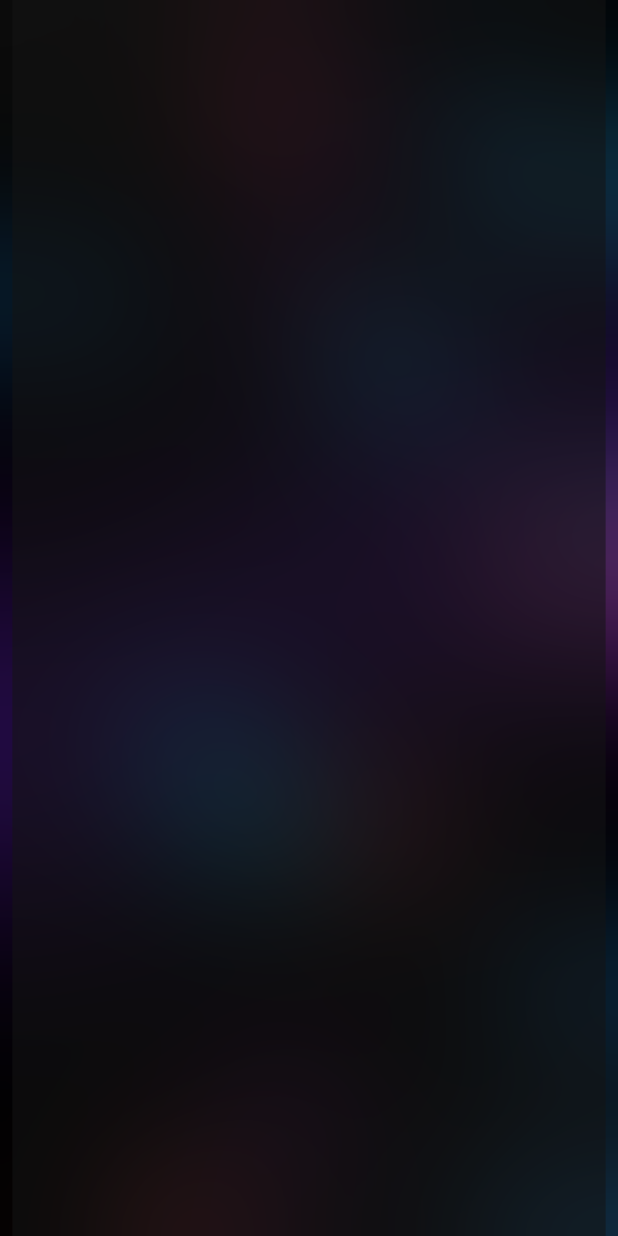
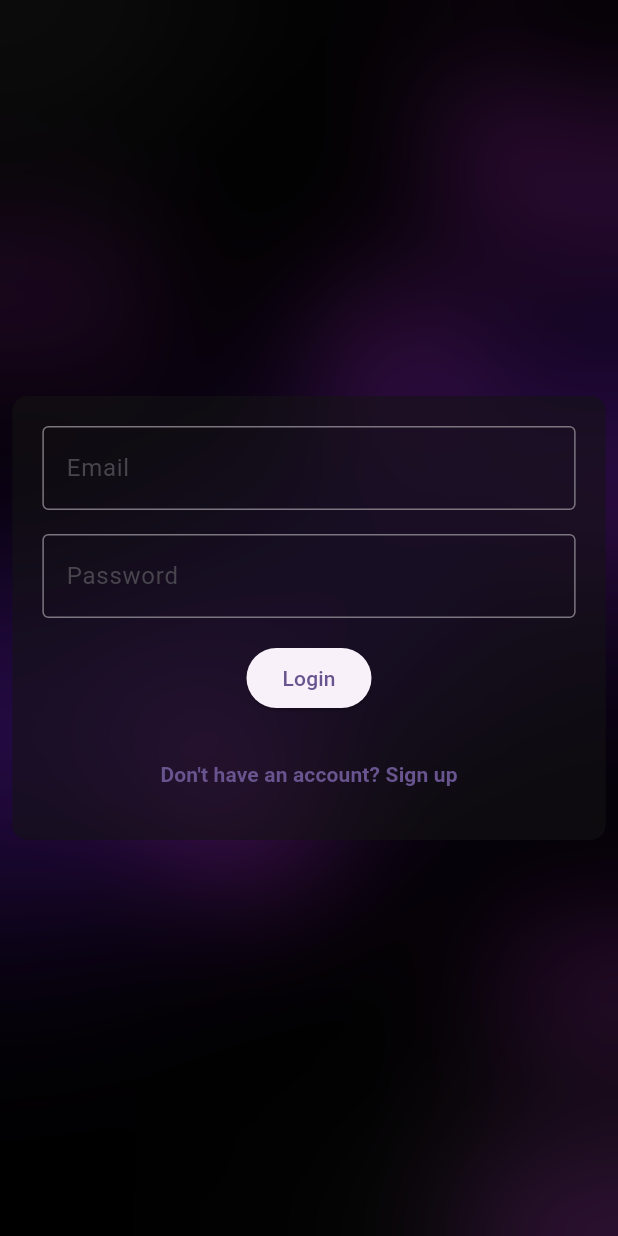
Before and after one commit to youssefdawood197/Blaze-test, a Flutter app: the screen it shows after launch, on a phone screen of 412 x 824 dp. Run offline on Flutter 3.47's test engine with Material 3 defaults, Android fonts, the phone set to English and light mode, and no system bars.

Commit message:
first login

```diff
--- a/lib/Authntication/Login_Page.dart
+++ b/lib/Authntication/Login_Page.dart
@@ -3,30 +3,127 @@ import 'dart:ui';
 import 'package:flutter/material.dart';
 import 'package:test_social_store/Base%20Scaffold/BaseScaffold.dart';
 
-class Login_Page extends StatelessWidget{
+class Login_Page extends StatelessWidget {
   @override
   Widget build(BuildContext context) {
     final screenWidth = MediaQuery.of(context).size.width;
 
-    return DynamicBackground(
-      child:Center(
-      child: Container(
-        margin: EdgeInsets.symmetric(horizontal: screenWidth * 0.02), // 2% margin on each side
-        width: screenWidth,
-        child: BackdropFilter(
-          filter: ImageFilter.blur(sigmaX: 0.0, sigmaY: 00.0),
-          child: Container(
-            color: const Color.fromARGB(144, 19, 19, 19),
+    return Scaffold(
+      body: DynamicBackground(
+        child: Center(
+          child: SingleChildScrollView(
+            child: Container(
+              margin: EdgeInsets.symmetric(horizontal: screenWidth * 0.02),
+              width: screenWidth,
+              child: BackdropFilter(
+                filter: ImageFilter.blur(sigmaX: 0.0, sigmaY: 0.0),
+                child: Container(
+                  padding: EdgeInsets.all(20.0),
+                  decoration: BoxDecoration(
+                    color: Color.fromARGB(144, 19, 19, 19),
+                    borderRadius: BorderRadius.circular(10.0),
+                  ),
+                  child: LoginForm(),
+                ),
+              ),
+            ),
           ),
         ),
-      )
-    ),
+      ),
     );
   }
-
-
 }
 
+class LoginForm extends StatefulWidget {
+  @override
+  _LoginFormState createState() => _LoginFormState();
+}
 
+class _LoginFormState extends State<LoginForm> {
+  final _formKey = GlobalKey<FormState>();
+  final TextEditingController _emailController = TextEditingController();
+  final TextEditingController _passwordController = TextEditingController();
 
-// Class to represent a ball
+  void _submitForm() {
+    if (_formKey.currentState!.validate()) {
+      // Perform login logic here
+      print('Email: ${_emailController.text}');
+      print('Password: ${_passwordController.text}');
+    }
+  }
+
+  void _navigateToSignUp() {
+    // Implement navigation logic to the Sign-Up page
+    print("Navigating to Sign Up page...");
+  }
+
+  @override
+  Widget build(BuildContext context) {
+    return Form(
+      key: _formKey,
+      child: Column(
+        mainAxisSize: MainAxisSize.min,
+        children: [
+          // Email Field
+          TextFormField(
+            controller: _emailController,
+            decoration: InputDecoration(
+              labelText: 'Email',
+              hintText: 'Enter your email',
+              border: OutlineInputBorder(),
+            ),
+            keyboardType: TextInputType.emailAddress,
+            validator: (value) {
+              if (value == null || value.isEmpty) {
+                return 'Please enter your email';
+              }
+              if (!RegExp(r'^[^@]+@[^@]+\.[^@]+').hasMatch(value)) {
+                return 'Enter a valid email';
+              }
+              return null;
+            },
+          ),
+          SizedBox(height: 16.0),
+          // Password Field
+          TextFormField(
+            controller: _passwordController,
+            decoration: InputDecoration(
+              labelText: 'Password',
+              hintText: 'Enter your password',
+              border: OutlineInputBorder(),
+            ),
+            obscureText: true,
+            validator: (value) {
+              if (value == null || value.isEmpty) {
+                return 'Please enter your password';
+              }
+              if (value.length < 6) {
+                return 'Password must be at least 6 characters';
+              }
+              return null;
+            },
+          ),
+          SizedBox(height: 16.0),
+          // Submit Button
+          ElevatedButton(
+            onPressed: _submitForm,
+            child: Text('Login'),
+          ),
+          SizedBox(height: 16.0),
+          // "Don't have an account?" Button
+          TextButton(
+            onPressed: _navigateToSignUp,
+            child: Text(
+              "Don't have an account? Sign up",
+              style: TextStyle(
+                color: Theme.of(context).primaryColor,
+                fontSize: 14.0,
+                fontWeight: FontWeight.w600,
+              ),
+            ),
+          ),
+        ],
+      ),
+    );
+  }
+}
--- a/lib/Base Scaffold/BaseScaffold.dart
+++ b/lib/Base Scaffold/BaseScaffold.dart
@@ -132,7 +132,7 @@ class _DynamicBackgroundState extends State<DynamicBackground> with SingleTicker
   }
   // Helper to generate random colors
   Color _randomColor() {
-    return [Colors.purple, Colors.cyan, Colors.blue, Colors.redAccent][_random.nextInt(4)];
+    return [Colors.black, Colors.purple, Colors.purple, Colors.black][_random.nextInt(4)];
   }
 }
 
```
Also changed, not shown: lib/Authntication/Register_Page.dart (added, +260 -0 lines).
